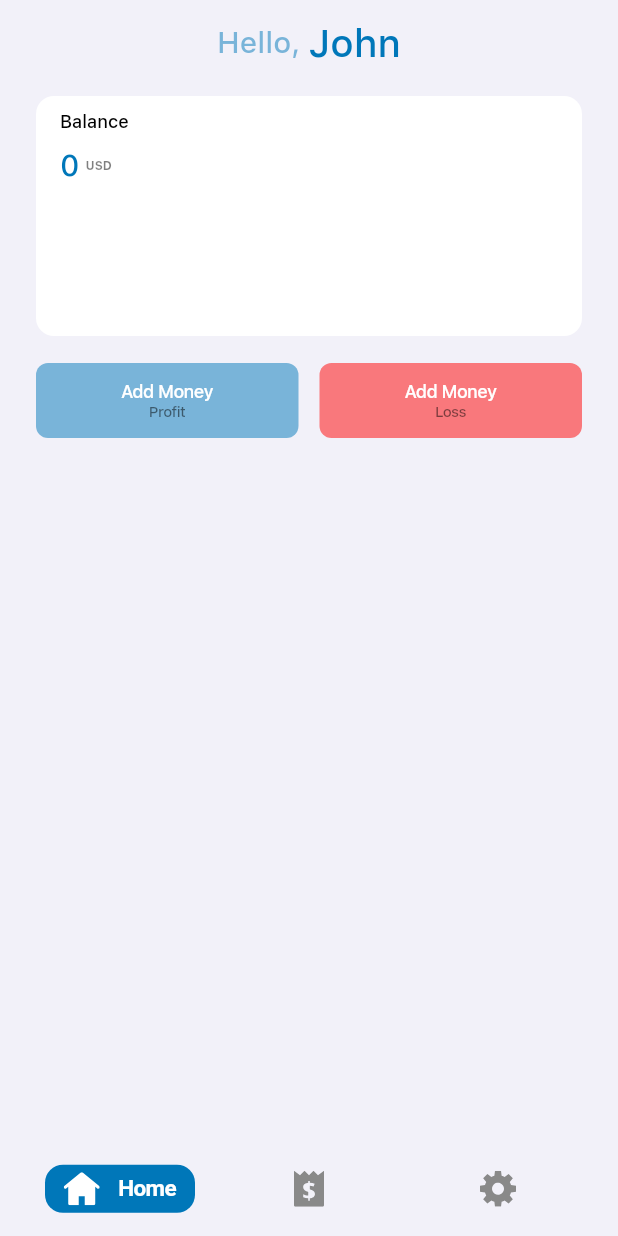
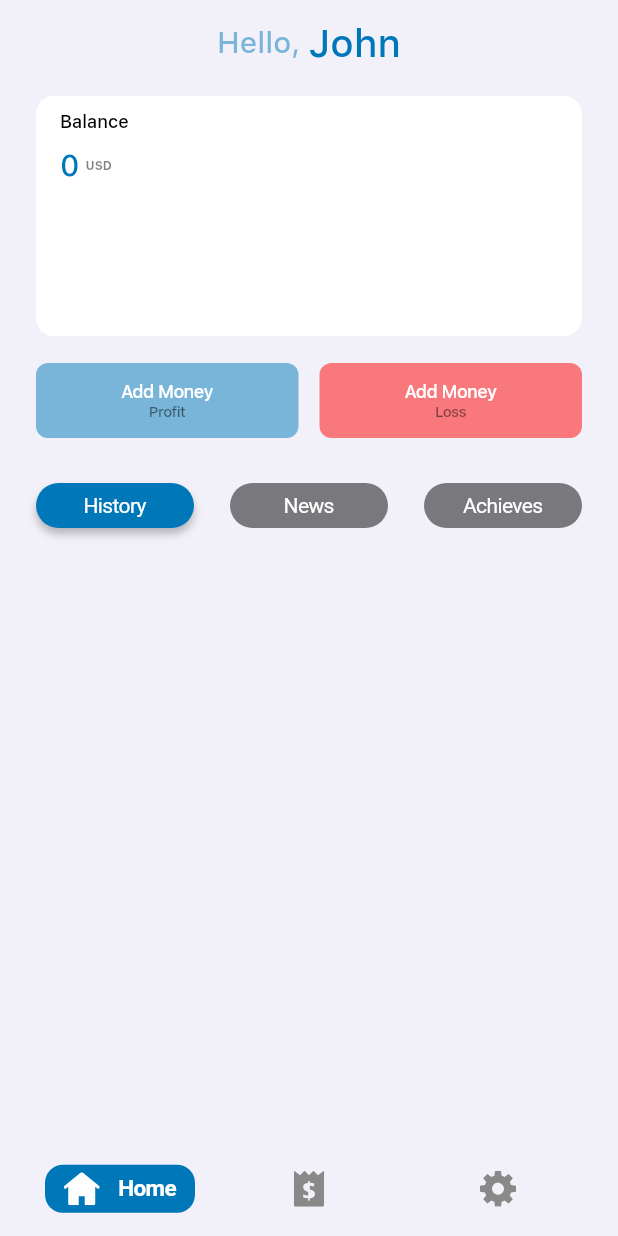
Before and after one commit to kent0505/expenses3, a Flutter app: the HomePage screen opened by its route, on a phone screen of 412 x 824 dp. Run offline on Flutter 3.47's test engine with Material 3 defaults, Android fonts, the phone set to English and light mode, and no system bars; our stand-ins replace fl_chart, flutter_bloc, flutter_svg, go_router, hive_flutter, shared_preferences; accounts and stored records are empty.

Commit message:
almost done news and achieves pages

```diff
--- a/lib/features/home/pages/home_page.dart
+++ b/lib/features/home/pages/home_page.dart
@@ -1,15 +1,17 @@
-import 'package:expense_test/core/config/app_colors.dart';
-import 'package:expense_test/features/home/widgets/add_button.dart';
-import 'package:expense_test/features/home/widgets/money_card.dart';
-import 'package:expense_test/features/money/bloc/money_bloc.dart';
 import 'package:flutter/material.dart';
 import 'package:flutter_bloc/flutter_bloc.dart';
 
 import '../../finance/pages/finance_page.dart';
+import '../../money/bloc/money_bloc.dart';
+import '../widgets/achieves_list.dart';
+import '../widgets/money_list.dart';
 import '../bloc/home_bloc.dart';
+import '../widgets/add_button.dart';
 import '../widgets/balance_card.dart';
 import '../widgets/hello_text.dart';
 import '../widgets/nav_bar.dart';
+import '../widgets/news_list.dart';
+import '../widgets/tab_button.dart';
 import 'settings_page.dart';
 
 class HomePage extends StatelessWidget {
@@ -46,6 +48,16 @@ class _Home extends StatefulWidget {
 }
 
 class _HomeState extends State<_Home> {
+  int tabIndex = 0;
+
+  void onTabPressed(String title) {
+    setState(() {
+      if (title == 'History') tabIndex = 0;
+      if (title == 'News') tabIndex = 1;
+      if (title == 'Achieves') tabIndex = 2;
+    });
+  }
+
   @override
   void initState() {
     super.initState();
@@ -70,35 +82,34 @@ class _HomeState extends State<_Home> {
             SizedBox(width: 24),
           ],
         ),
+        const SizedBox(height: 30),
+        Row(
+          children: [
+            const SizedBox(width: 24),
+            TabButton(
+              title: 'History',
+              active: tabIndex == 0,
+              onTap: onTabPressed,
+            ),
+            const SizedBox(width: 24),
+            TabButton(
+              title: 'News',
+              active: tabIndex == 1,
+              onTap: onTabPressed,
+            ),
+            const SizedBox(width: 24),
+            TabButton(
+              title: 'Achieves',
+              active: tabIndex == 2,
+              onTap: onTabPressed,
+            ),
+            const SizedBox(width: 24),
+          ],
+        ),
         const SizedBox(height: 10),
-        BlocBuilder<MoneyBloc, MoneyState>(
-          builder: (context, state) {
-            if (state is MoneysLoadedState) {
-              return Expanded(
-                child: RawScrollbar(
-                  padding: const EdgeInsets.only(right: 7),
-                  thumbColor: AppColors.main50,
-                  radius: const Radius.circular(12),
-                  thumbVisibility: true,
-                  thickness: 5,
-                  child: ListView(
-                    padding: const EdgeInsets.symmetric(horizontal: 24),
-                    children: [
-                      ...List.generate(
-                        state.moneys.length,
-                        (index) {
-                          return MoneyCard(money: state.moneys[index]);
-                        },
-                      ),
-                    ],
-                  ),
-                ),
-              );
-            }
-
-            return Container();
-          },
-        ),
+        if (tabIndex == 0) const MoneyList(),
+        if (tabIndex == 1) const NewsList(),
+        if (tabIndex == 2) const AchievesList(),
         SizedBox(height: 63 + MediaQuery.of(context).viewPadding.bottom),
       ],
     );
--- a/lib/features/home/widgets/money_card.dart
+++ b/lib/features/home/widgets/money_list.dart
@@ -1,13 +1,51 @@
 import 'package:flutter/cupertino.dart';
 import 'package:flutter/material.dart';
+import 'package:flutter_bloc/flutter_bloc.dart';
 import 'package:flutter_svg/svg.dart';
 import 'package:go_router/go_router.dart';
 
 import '../../../core/config/app_colors.dart';
 import '../../money/models/money.dart';
+import '../../money/bloc/money_bloc.dart';
 
-class MoneyCard extends StatelessWidget {
-  const MoneyCard({super.key, required this.money});
+class MoneyList extends StatelessWidget {
+  const MoneyList({super.key});
+
+  @override
+  Widget build(BuildContext context) {
+    return BlocBuilder<MoneyBloc, MoneyState>(
+      builder: (context, state) {
+        if (state is MoneysLoadedState) {
+          return Expanded(
+            child: RawScrollbar(
+              padding: const EdgeInsets.only(right: 7),
+              thumbColor: AppColors.main50,
+              radius: const Radius.circular(12),
+              thumbVisibility: true,
+              thickness: 5,
+              child: ListView(
+                padding: const EdgeInsets.symmetric(horizontal: 24),
+                children: [
+                  ...List.generate(
+                    state.moneys.length,
+                    (index) {
+                      return _MoneyCard(money: state.moneys[index]);
+                    },
+                  ),
+                ],
+              ),
+            ),
+          );
+        }
+
+        return Container();
+      },
+    );
+  }
+}
+
+class _MoneyCard extends StatelessWidget {
+  const _MoneyCard({required this.money});
 
   final Money money;
 
--- /dev/null
+++ b/lib/features/home/widgets/tab_button.dart
@@ -0,0 +1,53 @@
+import 'package:flutter/cupertino.dart';
+import 'package:flutter/material.dart';
+
+import '../../../core/config/app_colors.dart';
+
+class TabButton extends StatelessWidget {
+  const TabButton({
+    super.key,
+    required this.title,
+    required this.active,
+    required this.onTap,
+  });
+
+  final String title;
+  final bool active;
+  final void Function(String) onTap;
+
+  @override
+  Widget build(BuildContext context) {
+    return Expanded(
+      child: Container(
+        height: 30,
+        decoration: BoxDecoration(
+          color: active ? AppColors.main : AppColors.black50,
+          borderRadius: BorderRadius.circular(32),
+          boxShadow: [
+            if (active)
+              BoxShadow(
+                color: AppColors.black25,
+                blurRadius: 4,
+                offset: const Offset(0, 4),
+              ),
+          ],
+        ),
+        child: CupertinoButton(
+          onPressed: () {
+            onTap(title);
+          },
+          padding: EdgeInsets.zero,
+          child: Center(
+            child: Text(
+              title,
+              style: const TextStyle(
+                color: Colors.white,
+                fontSize: 14,
+              ),
+            ),
+          ),
+        ),
+      ),
+    );
+  }
+}
```
Also changed, not shown: lib/features/home/models/newsmodel.dart (added, +82 -0 lines), lib/features/home/widgets/achieves_list.dart (added, +112 -0 lines), lib/features/home/widgets/news_list.dart (added, +101 -0 lines), assets/news1.png (added).
